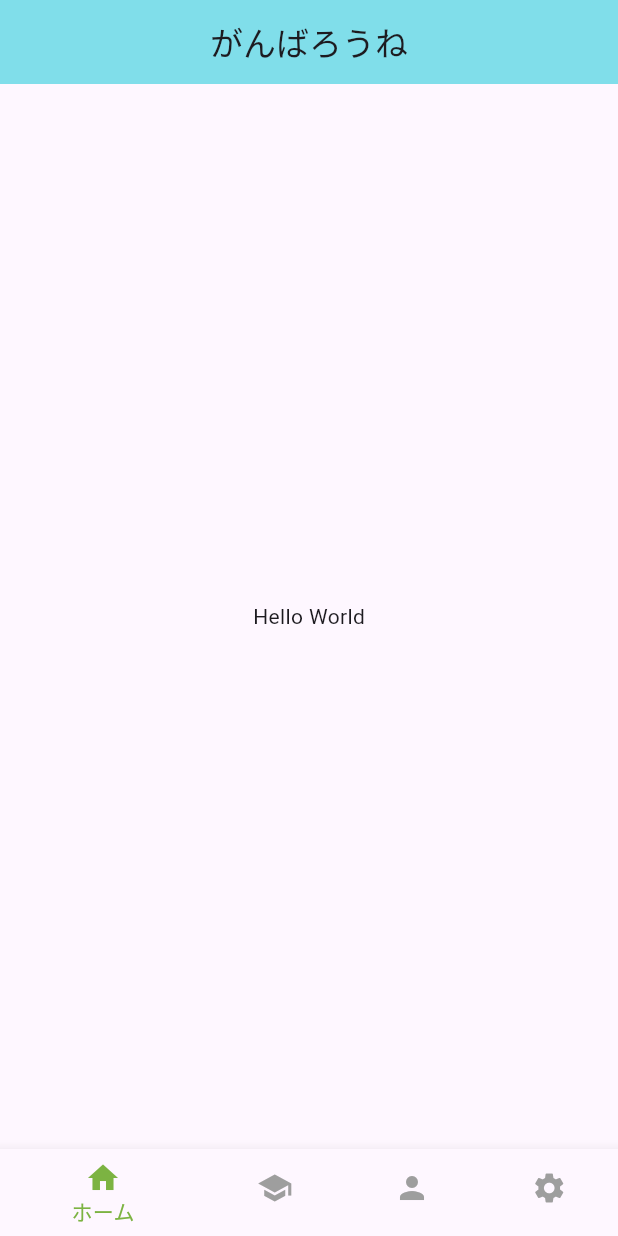
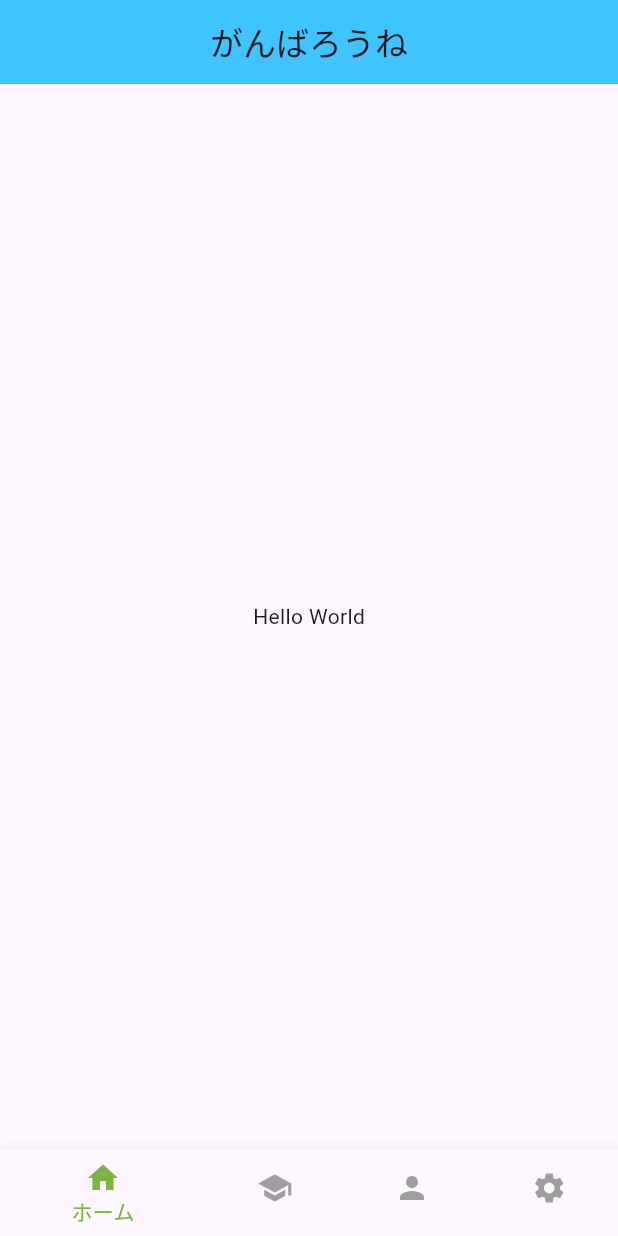
Before and after one commit to Ryosan846538/Ganbaroune, a Flutter app: the screen it shows after launch, on a phone screen of 412 x 824 dp. Run offline on Flutter 3.47's test engine with Material 3 defaults, Android fonts, the phone set to English and light mode, and no system bars.

Commit message:
Change color

```diff
--- a/lib/main.dart
+++ b/lib/main.dart
@@ -26,7 +26,7 @@ class MyAppState extends State<MyApp> {
     return MaterialApp(
       home: Scaffold(
         appBar: AppBar(
-          backgroundColor: Colors.cyan.shade200,
+          backgroundColor: Colors.lightBlueAccent,
           title: const Text('がんばろうね'),
           centerTitle: true,
         ),
```
